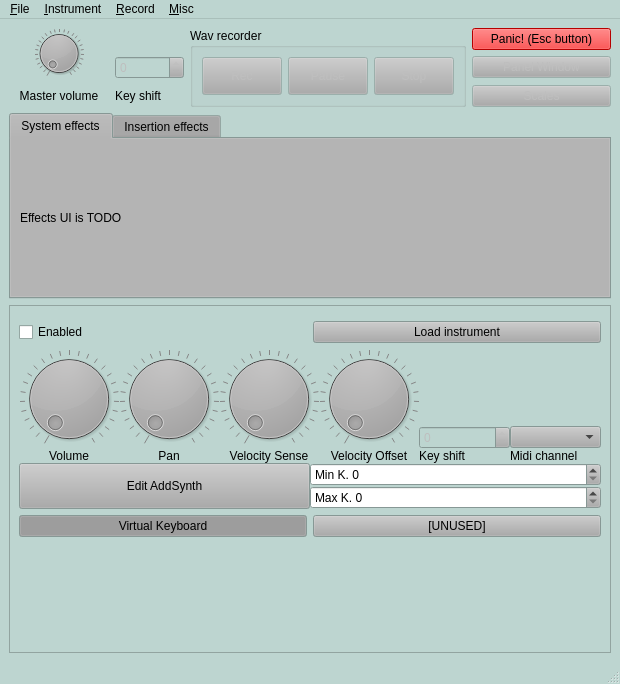
Qt form src/NewUI/MasterUI.ui (saidinesh5/ZynAddSubFX) before a commit.
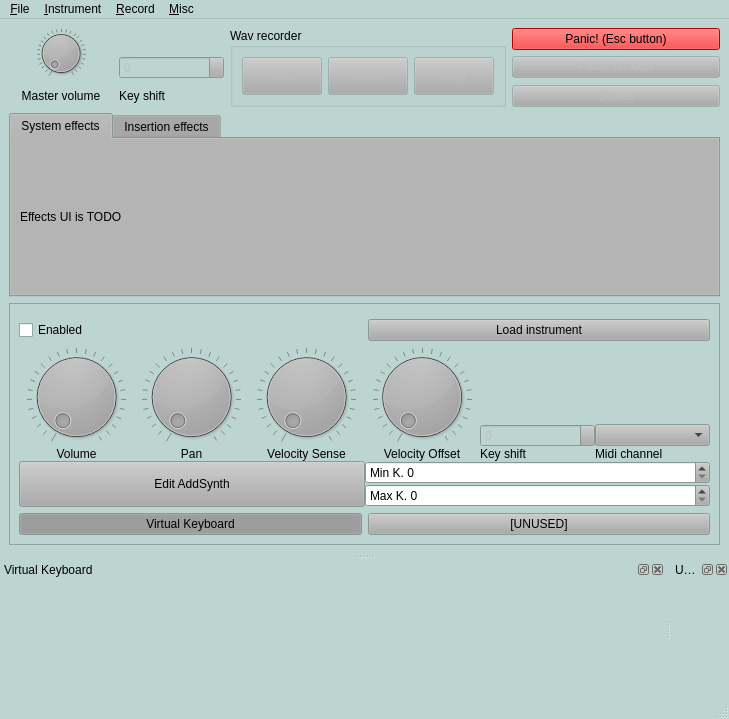
The same form after that commit. Custom widgets are drawn as their Qt base class.

Commit message: dockwidget for virtual keyboard and undo history

Diff of the .ui file:
```diff
--- a/src/NewUI/MasterUI.ui
+++ b/src/NewUI/MasterUI.ui
@@ -6,8 +6,8 @@
    <rect>
     <x>0</x>
     <y>0</y>
-    <width>620</width>
-    <height>684</height>
+    <width>729</width>
+    <height>719</height>
    </rect>
   </property>
   <property name="palette">
@@ -1000,16 +1000,6 @@
          </item>
         </layout>
        </item>
-       <item>
-        <widget class="Keyboard" name="keyboard" native="true">
-         <property name="minimumSize">
-          <size>
-           <width>0</width>
-           <height>100</height>
-          </size>
-         </property>
-        </widget>
-       </item>
       </layout>
      </widget>
     </item>
@@ -1020,8 +1010,8 @@
     <rect>
      <x>0</x>
      <y>0</y>
-     <width>620</width>
-     <height>21</height>
+     <width>729</width>
+     <height>23</height>
     </rect>
    </property>
    <widget class="QMenu" name="menuFile">
@@ -1051,6 +1041,43 @@
    <addaction name="menu_Misc"/>
   </widget>
   <widget class="QStatusBar" name="statusbar"/>
+  <widget class="QDockWidget" name="dockWidget_3">
+   <property name="windowTitle">
+    <string>Virtual Keyboard</string>
+   </property>
+   <attribute name="dockWidgetArea">
+    <number>8</number>
+   </attribute>
+   <widget class="QWidget" name="dockWidgetContents_3">
+    <layout class="QVBoxLayout" name="verticalLayout_7">
+     <item>
+      <widget class="Keyboard" name="keyboard" native="true">
+       <property name="minimumSize">
+        <size>
+         <width>0</width>
+         <height>100</height>
+        </size>
+       </property>
+      </widget>
+     </item>
+    </layout>
+   </widget>
+  </widget>
+  <widget class="QDockWidget" name="undoHistory">
+   <property name="sizePolicy">
+    <sizepolicy hsizetype="Maximum" vsizetype="Preferred">
+     <horstretch>0</horstretch>
+     <verstretch>0</verstretch>
+    </sizepolicy>
+   </property>
+   <property name="windowTitle">
+    <string>Undo History</string>
+   </property>
+   <attribute name="dockWidgetArea">
+    <number>8</number>
+   </attribute>
+   <widget class="QWidget" name="dockWidgetContents_5"/>
+  </widget>
   <action name="action_Quit">
    <property name="text">
     <string>&amp;Quit</string>
```
Left out of the diff: 3 changed lines with no effect on the pictures. The commit also changes 1 other file.
